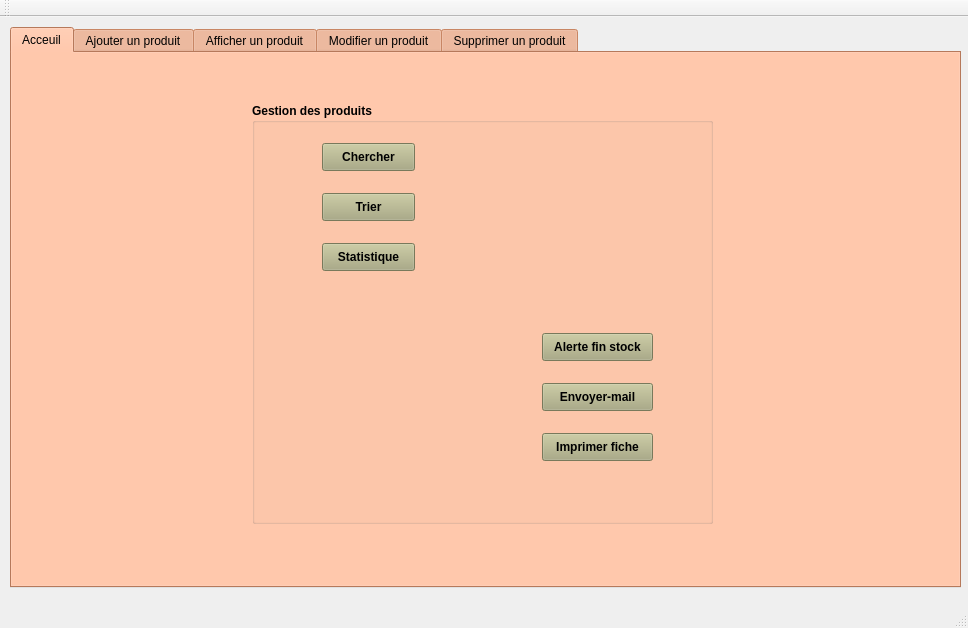
anwar448/projet_cpp_2A, file mainwindow.ui: the form before one commit.
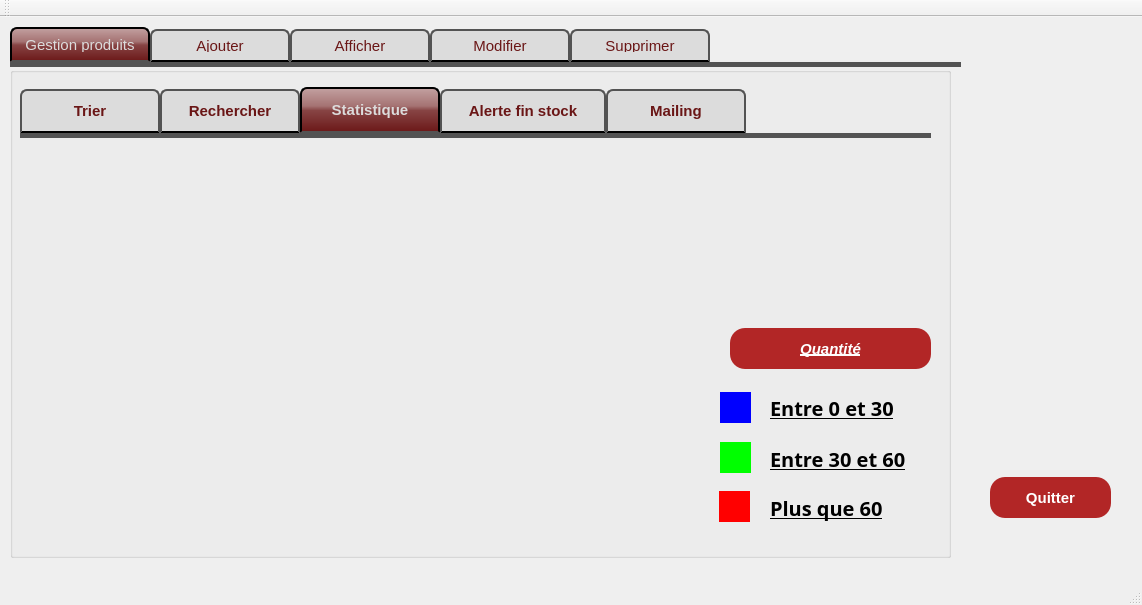
The form after the commit. The open tabs and pages were chosen to show the change. Custom widgets are drawn as their Qt base class.

Patch:
```diff
--- a/mainwindow.ui
+++ b/mainwindow.ui
@@ -6,10 +6,15 @@
    <rect>
     <x>0</x>
     <y>0</y>
-    <width>968</width>
-    <height>628</height>
+    <width>1142</width>
+    <height>605</height>
    </rect>
   </property>
+  <property name="font">
+   <font>
+    <pointsize>8</pointsize>
+   </font>
+  </property>
   <property name="windowTitle">
    <string>Gestion des Clients</string>
   </property>
@@ -465,20 +470,67 @@
       </disabled>
      </palette>
     </property>
+    <property name="styleSheet">
+     <string notr="true">#QWidget {
+background:#404040;
+}
+QTabWidget::pane { /* The tab widget frame */
+border-top: 5px solid #535353;
+}
+QTabWidget::tab-bar {
+left: 0px; /* move to the right by 5px */
+}
+/* Style the tab using the tab sub-control. Note that it reads QTabBar _not_ QTabWidget */
+QTabBar::tab {
+background: #dcdcdc;
+border: 2px solid #535353;
+border-bottom-color: rgb(0, 0, 0); /* same as the pane color */
+border-top-left-radius: 7px;
+border-top-right-radius: 7px;
+min-width: 120px;
+padding: 8px;
+color: #6a1616;
+font-size:15px;
+font-family:Arial, Helvetica, sans-serif;
+}
+QTabBar::tab:selected, QTabBar::tab:hover {
+background: qlineargradient(x1: 0, y1: 0, x2: 0, y2: 1, stop: 0 #c3a1a1, stop: 0.4 #a57373, stop: 0.5 #874444, stop: 1.0 #6a1616);
+}
+QTabBar::tab:selected {
+border-color: rgb(0, 0, 0);
+border-bottom-color: #535353; /* same as pane color */
+color: #dcdcdc;
+font-size:15px;
+font-family:Arial, Helvetica, sans-serif;
+}
+QTabBar::tab:!selected {
+margin-top: 2px; /* make non-selected tabs look smaller */
+}
+QLineEdit {
+  width: 100%;
+  padding: 12px 20px;
+  margin: 20px 0;
+  display: inline-block;
+  border: 1px solid #ccc;
+  border-radius: 4px;
+  box-sizing: border-box;
+}
+</string>
+    </property>
     <property name="currentIndex">
      <number>1</number>
     </property>
     <widget class="QWidget" name="tab_3">
      <attribute name="title">
-      <string>Acceuil</string>
+      <string>Gestion produits</string>
      </attribute>
      <widget class="QGroupBox" name="groupBox">
       <property name="geometry">
        <rect>
-        <x>240</x>
-        <y>50</y>
-        <width>461</width>
-        <height>421</height>
+        <x>0</x>
+        <y>0</y>
+        <width>941</width>
+        <height>491</height>
        </rect>
       </property>
       <property name="palette">
@@ -925,132 +977,20 @@
       </property>
       <property name="font">
        <font>
+        <pointsize>15</pointsize>
         <weight>75</weight>
+        <italic>false</italic>
         <bold>true</bold>
        </font>
       </property>
       <property name="title">
-       <string>Gestion des produits</string>
+       <string/>
       </property>
-      <widget class="QPushButton" name="pushButton_5">
-       <property name="geometry">
-        <rect>
-         <x>70</x>
-         <y>40</y>
-         <width>93</width>
-         <height>28</height>
-        </rect>
-       </property>
-       <property name="font">
-        <font>
-         <weight>75</weight>
-         <bold>true</bold>
-        </font>
-       </property>
-       <property name="text">
-        <string>Chercher</string>
-       </property>
-      </widget>
-      <widget class="QPushButton" name="trier">
-       <property name="geometry">
-        <rect>
-         <x>70</x>
-         <y>90</y>
-         <width>93</width>
-         <height>28</height>
-        </rect>
-       </property>
-       <property name="font">
-        <font>
-         <weight>75</weight>
-         <bold>true</bold>
-        </font>
-       </property>
-       <property name="text">
-        <string>Trier</string>
-       </property>
-      </widget>
-      <widget class="QPushButton" name="pushButton_7">
-       <property name="geometry">
-        <rect>
-         <x>70</x>
-         <y>140</y>
-         <width>93</width>
-         <height>28</height>
-        </rect>
-       </property>
-       <property name="font">
-        <font>
-         <weight>75</weight>
-         <bold>true</bold>
-        </font>
-       </property>
-       <property name="text">
-        <string>Statistique</string>
-       </property>
-      </widget>
-      <widget class="QPushButton" name="pushButton_8">
-       <property name="geometry">
-        <rect>
-         <x>290</x>
-         <y>330</y>
-         <width>111</width>
-         <height>28</height>
-        </rect>
-       </property>
-       <property name="font">
-        <font>
-         <weight>75</weight>
-         <bold>true</bold>
-        </font>
-       </property>
-       <property name="text">
-        <string>Imprimer fiche</string>
-       </property>
-      </widget>
-      <widget class="QPushButton" name="pushButton_9">
-       <property name="geometry">
-        <rect>
-         <x>290</x>
-         <y>280</y>
-         <width>111</width>
-         <height>28</height>
-        </rect>
-       </property>
-       <property name="font">
-        <font>
-         <weight>75</weight>
-         <bold>true</bold>
-        </font>
-       </property>
-       <property name="text">
-        <string>Envoyer-mail</string>
-       </property>
-      </widget>
-      <widget class="QPushButton" name="pushButton_10">
-       <property name="geometry">
-        <rect>
-         <x>290</x>
-         <y>230</y>
-         <width>111</width>
-         <height>28</height>
-        </rect>
-       </property>
-       <property name="font">
-        <font>
-         <weight>75</weight>
-         <bold>true</bold>
-        </font>
-       </property>
-       <property name="text">
-        <string>Alerte fin stock</string>
-       </property>
-      </widget>
       <widget class="QLabel" name="image">
        <property name="geometry">
         <rect>
-         <x>60</x>
-         <y>210</y>
+         <x>370</x>
+         <y>180</y>
          <width>231</width>
          <height>151</height>
         </rect>
@@ -1069,11 +1009,486 @@
         <string/>
        </property>
       </widget>
+      <widget class="QTabWidget" name="tabWidget_metiers">
+       <property name="geometry">
+        <rect>
+         <x>10</x>
+         <y>20</y>
+         <width>911</width>
+         <height>451</height>
+        </rect>
+       </property>
+       <property name="currentIndex">
+        <number>0</number>
+       </property>
+       <widget class="QWidget" name="tab_9">
+        <attribute name="title">
+         <string>Trier</string>
+        </attribute>
+        <widget class="QPushButton" name="trier">
+         <property name="geometry">
+          <rect>
+           <x>160</x>
+           <y>20</y>
+           <width>101</width>
+           <height>31</height>
+          </rect>
+         </property>
+         <property name="font">
+          <font>
+           <family>Arial</family>
+           <pointsize>-1</pointsize>
+           <weight>75</weight>
+           <bold>true</bold>
+          </font>
+         </property>
+         <property name="styleSheet">
+          <string notr="true">QPushButton {
+color: #fff;
+background:#b22626;
+border-radius: 15px;
+font-size:15px;
+font-family:Arial, Helvetica, sans-serif;
+}
+QPushButton:hover {
+color:#fff;
+border:15px;
+background:#6a1616;
+}</string>
+         </property>
+         <property name="text">
+          <string>Trier</string>
+         </property>
+        </widget>
+        <widget class="QComboBox" name="comboBox_trier">
+         <property name="geometry">
+          <rect>
+           <x>10</x>
+           <y>0</y>
+           <width>141</width>
+           <height>61</height>
+          </rect>
+         </property>
+         <property name="styleSheet">
+          <string notr="true">QComboBox {
+  width: 100%;
+  padding: 10px 15px;
+  margin: 8px 0;
+  display: inline-block;
+  border: 1px solid #dcdcdc;
+  border-radius: 4px;
+  box-sizing: border-box;
+  background: #757575;
+  color: #dcdcdc;
+  font-size: 20px;
+font-family:Arial, Helvetica, sans-serif;
+}</string>
+         </property>
+         <item>
+          <property name="text">
+           <string>Nom</string>
+          </property>
+         </item>
+         <item>
+          <property name="text">
+           <string>Quantité</string>
+          </property>
+         </item>
+         <item>
+          <property name="text">
+           <string>Delai</string>
+          </property>
+         </item>
+        </widget>
+        <widget class="QTableView" name="tab_trier">
+         <property name="geometry">
+          <rect>
+           <x>0</x>
+           <y>60</y>
+           <width>911</width>
+           <height>361</height>
+          </rect>
+         </property>
+        </widget>
+       </widget>
+       <widget class="QWidget" name="tab_10">
+        <attribute name="title">
+         <string>Rechercher</string>
+        </attribute>
+        <widget class="QComboBox" name="comboBox_rechercher">
+         <property name="geometry">
+          <rect>
+           <x>10</x>
+           <y>0</y>
+           <width>141</width>
+           <height>61</height>
+          </rect>
+         </property>
+         <property name="styleSheet">
+          <string notr="true">QComboBox {
+  width: 100%;
+  padding: 10px 15px;
+  margin: 8px 0;
+  display: inline-block;
+  border: 1px solid #dcdcdc;
+  border-radius: 4px;
+  box-sizing: border-box;
+  background: #757575;
+  color: #dcdcdc;
+  font-size: 20px;
+font-family:Arial, Helvetica, sans-serif;
+}</string>
+         </property>
+         <item>
+          <property name="text">
+           <string>ID</string>
+          </property>
+         </item>
+         <item>
+          <property name="text">
+           <string>Nom</string>
+          </property>
+         </item>
+         <item>
+          <property name="text">
+           <string>Quantité</string>
+          </property>
+         </item>
+         <item>
+          <property name="text">
+           <string>Prix</string>
+          </property>
+         </item>
+        </widget>
+        <widget class="QPushButton" name="Rechercher">
+         <property name="geometry">
+          <rect>
+           <x>412</x>
+           <y>17</y>
+           <width>101</width>
+           <height>31</height>
+          </rect>
+         </property>
+         <property name="font">
+          <font>
+           <family>Arial</family>
+           <pointsize>-1</pointsize>
+           <weight>75</weight>
+           <bold>true</bold>
+          </font>
+         </property>
+         <property name="styleSheet">
+          <string notr="true">QPushButton {
+color: #fff;
+background:#b22626;
+border-radius: 15px;
+font-size:15px;
+font-family:Arial, Helvetica, sans-serif;
+}
+QPushButton:hover {
+color:#fff;
+border:15px;
+background:#6a1616;
+}</string>
+         </property>
+         <property name="text">
+          <string>Rechercher</string>
+         </property>
+        </widget>
+        <widget class="QTableView" name="tab_rechercher">
+         <property name="geometry">
+          <rect>
+           <x>0</x>
+           <y>61</y>
+           <width>911</width>
+           <height>361</height>
+          </rect>
+         </property>
+        </widget>
+        <widget class="QLineEdit" name="lineEdit">
+         <property name="geometry">
+          <rect>
+           <x>-220</x>
+           <y>-80</y>
+           <width>113</width>
+           <height>22</height>
+          </rect>
+         </property>
+        </widget>
+        <widget class="QLineEdit" name="le_Rchercher">
+         <property name="geometry">
+          <rect>
+           <x>160</x>
+           <y>30</y>
+           <width>151</width>
+           <height>20</height>
+          </rect>
+         </property>
+         <property name="font">
+          <font>
+           <kerning>true</kerning>
+          </font>
+         </property>
+         <property name="styleSheet">
+          <string notr="true">QlineEdit{
+color rgb(140, 146, 255);
+}</string>
+         </property>
+         <property name="text">
+          <string/>
+         </property>
+         <property name="alignment">
+          <set>Qt::AlignCenter</set>
+         </property>
+        </widget>
+       </widget>
+       <widget class="QWidget" name="tab">
+        <attribute name="title">
+         <string>Statistique</string>
+        </attribute>
+        <widget class="QWidget" name="widget_b" native="true">
+         <property name="geometry">
+          <rect>
+           <x>700</x>
+           <y>254</y>
+           <width>31</width>
+           <height>31</height>
+          </rect>
+         </property>
+         <property name="styleSheet">
+          <string notr="true">
+background-color: rgb(0, 0, 255);</string>
+         </property>
+        </widget>
+        <widget class="QWidget" name="widget_r" native="true">
+         <property name="geometry">
+          <rect>
+           <x>699</x>
+           <y>353</y>
+           <width>31</width>
+           <height>31</height>
+          </rect>
+         </property>
+         <property name="styleSheet">
+          <string notr="true">background-color: rgb(255, 0, 0);</string>
+         </property>
+        </widget>
+        <widget class="QLabel" name="label_g">
+         <property name="geometry">
+          <rect>
+           <x>750</x>
+           <y>300</y>
+           <width>161</width>
+           <height>41</height>
+          </rect>
+         </property>
+         <property name="font">
+          <font>
+           <family>8514oem</family>
+           <weight>75</weight>
+           <italic>false</italic>
+           <bold>true</bold>
+           <underline>true</underline>
+          </font>
+         </property>
+         <property name="text">
+          <string>Entre 30 et 60</string>
+         </property>
+        </widget>
+        <widget class="QWidget" name="widget_g" native="true">
+         <property name="geometry">
+          <rect>
+           <x>700</x>
+           <y>304</y>
+           <width>31</width>
+           <height>31</height>
+          </rect>
+         </property>
+         <property name="styleSheet">
+          <string notr="true">background-color: rgb(0, 255, 0);</string>
+         </property>
+        </widget>
+        <widget class="QLabel" name="label_r">
+         <property name="geometry">
+          <rect>
+           <x>750</x>
+           <y>354</y>
+           <width>141</width>
+           <height>31</height>
+          </rect>
+         </property>
+         <property name="font">
+          <font>
+           <family>8514oem</family>
+           <weight>75</weight>
+           <italic>false</italic>
+           <bold>true</bold>
+           <underline>true</underline>
+          </font>
+         </property>
+         <property name="text">
+          <string>Plus que 60</string>
+         </property>
+        </widget>
+        <widget class="QLabel" name="label_b">
+         <property name="geometry">
+          <rect>
+           <x>750</x>
+           <y>254</y>
+           <width>151</width>
+           <height>31</height>
+          </rect>
+         </property>
+         <property name="font">
+          <font>
+           <family>8514oem</family>
+           <weight>75</weight>
+           <italic>false</italic>
+           <bold>true</bold>
+           <underline>true</underline>
+          </font>
+         </property>
+         <property name="text">
+          <string>Entre 0 et 30</string>
+         </property>
+        </widget>
+        <widget class="piechartWidget" name="widget" native="true">
+         <property name="geometry">
+          <rect>
+           <x>190</x>
+           <y>9</y>
+           <width>511</width>
+           <height>371</height>
+          </rect>
+         </property>
+        </widget>
+        <widget class="QPushButton" name="Quitter_2">
+         <property name="enabled">
+          <bool>false</bool>
+         </property>
+         <property name="geometry">
+          <rect>
+           <x>710</x>
+           <y>190</y>
+           <width>201</width>
+           <height>41</height>
+          </rect>
+         </property>
+         <property name="font">
+          <font>
+           <family>Arial</family>
+           <pointsize>-1</pointsize>
+           <weight>75</weight>
+           <italic>true</italic>
+           <bold>true</bold>
+           <underline>true</underline>
+          </font>
+         </property>
+         <property name="styleSheet">
+          <string notr="true">QPushButton {
+color: #fff;
+background:#b22626;
+border-radius: 15px;
+font-size:15px;
+font-family:Arial, Helvetica, sans-serif;
+}
+QPushButton:hover {
+color:#fff;
+border:15px;
+background:#6a1616;
+}</string>
+         </property>
+         <property name="text">
+          <string>Quantité</string>
+         </property>
+        </widget>
+       </widget>
+       <widget class="QWidget" name="tab_2">
+        <attribute name="title">
+         <string>Alerte fin stock</string>
+        </attribute>
+        <widget class="QPushButton" name="alerte">
+         <property name="geometry">
+          <rect>
+           <x>700</x>
+           <y>140</y>
+           <width>181</width>
+           <height>131</height>
+          </rect>
+         </property>
+         <property name="font">
+          <font>
+           <family>Arial</family>
+           <pointsize>-1</pointsize>
+           <weight>75</weight>
+           <bold>true</bold>
+          </font>
+         </property>
+         <property name="styleSheet">
+          <string notr="true">QPushButton {
+color: #fff;
+background:#b22626;
+border-radius: 15px;
+font-size:15px;
+font-family:Arial, Helvetica, sans-serif;
+}
+QPushButton:hover {
+color:#fff;
+border:15px;
+background:#6a1616;
+}</string>
+         </property>
+         <property name="text">
+          <string>Alerte fin stock</string>
+         </property>
+        </widget>
+       </widget>
+       <widget class="QWidget" name="tab_8">
+        <attribute name="title">
+         <string>Mailing</string>
+        </attribute>
+        <widget class="QPushButton" name="mailing">
+         <property name="geometry">
+          <rect>
+           <x>700</x>
+           <y>140</y>
+           <width>181</width>
+           <height>131</height>
+          </rect>
+         </property>
+         <property name="font">
+          <font>
+           <family>Arial</family>
+           <pointsize>-1</pointsize>
+           <weight>75</weight>
+           <bold>true</bold>
+          </font>
+         </property>
+         <property name="styleSheet">
+          <string notr="true">QPushButton {
+color: #fff;
+background:#b22626;
+border-radius: 15px;
+font-size:15px;
+font-family:Arial, Helvetica, sans-serif;
+}
+QPushButton:hover {
+color:#fff;
+border:15px;
+background:#6a1616;
+}</string>
+         </property>
+         <property name="text">
+          <string>Envoyer e-mail</string>
+         </property>
+        </widget>
+       </widget>
+      </widget>
      </widget>
     </widget>
     <widget class="QWidget" name="tab_4">
      <attribute name="title">
-      <string>Ajouter un produit</string>
+      <string>Ajouter</string>
      </attribute>
      <widget class="QGroupBox" name="groupBox_4">
       <property name="geometry">
@@ -1364,7 +1779,7 @@
     </widget>
     <widget class="QWidget" name="tab_5">
      <attribute name="title">
-      <string>Afficher un produit</string>
+      <string>Afficher</string>
      </attribute>
      <widget class="QTableView" name="tab_afficher">
       <property name="geometry">
@@ -1392,7 +1807,7 @@
     </widget>
     <widget class="QWidget" name="tab_6">
      <attribute name="title">
-      <string>Modifier un produit</string>
+      <string>Modifier</string>
      </attribute>
      <widget class="QGroupBox" name="groupBox_6">
       <property name="geometry">
@@ -1701,7 +2116,7 @@
     </widget>
     <widget class="QWidget" name="tab_7">
      <attribute name="title">
-      <string>Supprimer un produit</string>
+      <string>Supprimer</string>
      </attribute>
      <widget class="QGroupBox" name="groupBox_7">
       <property name="geometry">
@@ -1814,6 +2229,41 @@
      </widget>
     </widget>
    </widget>
+   <widget class="QPushButton" name="Quitter">
+    <property name="geometry">
+     <rect>
+      <x>990</x>
+      <y>460</y>
+      <width>121</width>
+      <height>41</height>
+     </rect>
+    </property>
+    <property name="font">
+     <font>
+      <family>Arial</family>
+      <pointsize>-1</pointsize>
+      <weight>75</weight>
+      <bold>true</bold>
+     </font>
+    </property>
+    <property name="styleSheet">
+     <string notr="true">QPushButton {
+color: #fff;
+background:#b22626;
+border-radius: 15px;
+font-size:15px;
+font-family:Arial, Helvetica, sans-serif;
+}
+QPushButton:hover {
+color:#fff;
+border:15px;
+background:#6a1616;
+}</string>
+    </property>
+    <property name="text">
+     <string>Quitter</string>
+    </property>
+   </widget>
   </widget>
   <widget class="QMenuBar" name="menuBar">
    <property name="geometry">
@@ -1836,6 +2286,14 @@
   <widget class="QStatusBar" name="statusBar"/>
  </widget>
  <layoutdefault spacing="6" margin="11"/>
+ <customwidgets>
+  <customwidget>
+   <class>piechartWidget</class>
+   <extends>QWidget</extends>
+   <header>piechartwidget.h</header>
+   <container>1</container>
+  </customwidget>
+ </customwidgets>
  <resources/>
  <connections/>
 </ui>
```
Left out of the diff: 297 changed lines with no effect on the pictures.
